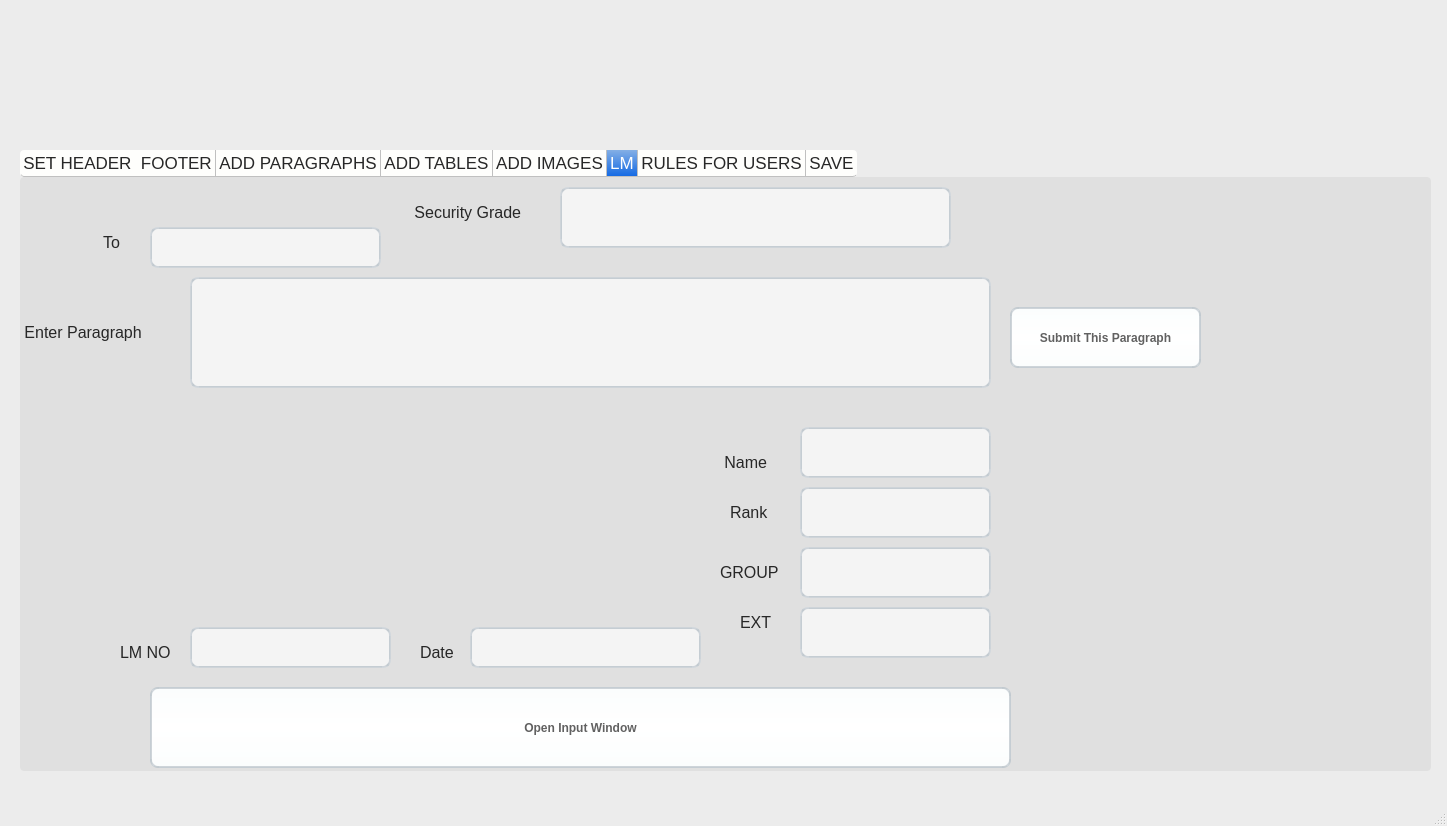
Old version of the form MAIN1.ui in the repository Manfaz-Ali/WORD_AUTOMATE.
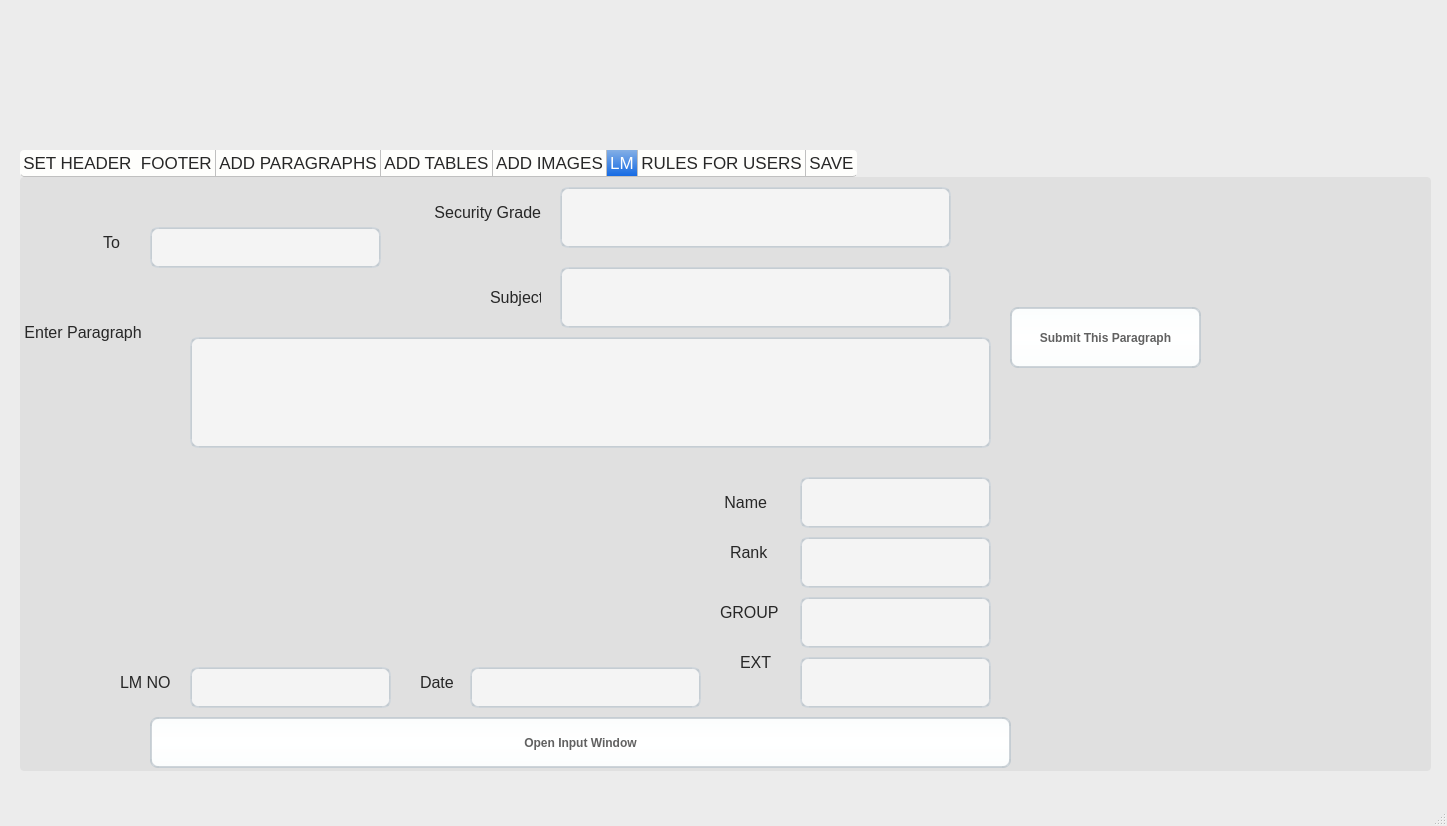
New version of the form. The open tabs and pages were chosen to show the change. Icons and pictures are not drawn.

```diff
--- a/MAIN1.ui
+++ b/MAIN1.ui
@@ -1120,7 +1120,7 @@
       <property name="geometry">
        <rect>
         <x>400</x>
-        <y>460</y>
+        <y>490</y>
         <width>51</width>
         <height>31</height>
        </rect>
@@ -1138,7 +1138,7 @@
       <property name="geometry">
        <rect>
         <x>710</x>
-        <y>320</y>
+        <y>360</y>
         <width>61</width>
         <height>31</height>
        </rect>
@@ -1155,9 +1155,9 @@
      <widget class="QLabel" name="label_14">
       <property name="geometry">
        <rect>
-        <x>390</x>
+        <x>410</x>
         <y>20</y>
-        <width>151</width>
+        <width>111</width>
         <height>31</height>
        </rect>
       </property>
@@ -1174,7 +1174,7 @@
       <property name="geometry">
        <rect>
         <x>450</x>
-        <y>450</y>
+        <y>490</y>
         <width>231</width>
         <height>41</height>
        </rect>
@@ -1194,7 +1194,7 @@
       <property name="geometry">
        <rect>
         <x>170</x>
-        <y>450</y>
+        <y>490</y>
         <width>201</width>
         <height>41</height>
        </rect>
@@ -1235,7 +1235,7 @@
       <property name="geometry">
        <rect>
         <x>700</x>
-        <y>270</y>
+        <y>310</y>
         <width>61</width>
         <height>31</height>
        </rect>
@@ -1253,7 +1253,7 @@
       <property name="geometry">
        <rect>
         <x>780</x>
-        <y>310</y>
+        <y>360</y>
         <width>191</width>
         <height>51</height>
        </rect>
@@ -1263,7 +1263,7 @@
       <property name="geometry">
        <rect>
         <x>780</x>
-        <y>250</y>
+        <y>300</y>
         <width>191</width>
         <height>51</height>
        </rect>
@@ -1276,7 +1276,7 @@
       <property name="geometry">
        <rect>
         <x>170</x>
-        <y>100</y>
+        <y>160</y>
         <width>801</width>
         <height>111</height>
        </rect>
@@ -1286,7 +1286,7 @@
       <property name="geometry">
        <rect>
         <x>100</x>
-        <y>460</y>
+        <y>490</y>
         <width>61</width>
         <height>31</height>
        </rect>
@@ -1322,9 +1322,9 @@
       <property name="geometry">
        <rect>
         <x>130</x>
-        <y>510</y>
+        <y>540</y>
         <width>861</width>
-        <height>81</height>
+        <height>51</height>
        </rect>
       </property>
       <property name="text">
@@ -1348,7 +1348,7 @@
       <property name="geometry">
        <rect>
         <x>780</x>
-        <y>370</y>
+        <y>420</y>
         <width>191</width>
         <height>51</height>
        </rect>
@@ -1358,7 +1358,7 @@
       <property name="geometry">
        <rect>
         <x>720</x>
-        <y>430</y>
+        <y>470</y>
         <width>51</width>
         <height>31</height>
        </rect>
@@ -1376,7 +1376,7 @@
       <property name="geometry">
        <rect>
         <x>780</x>
-        <y>430</y>
+        <y>480</y>
         <width>191</width>
         <height>51</height>
        </rect>
@@ -1386,7 +1386,7 @@
       <property name="geometry">
        <rect>
         <x>700</x>
-        <y>380</y>
+        <y>420</y>
         <width>71</width>
         <height>31</height>
        </rect>
@@ -1400,6 +1400,34 @@
        <string>GROUP</string>
       </property>
      </widget>
+     <widget class="QLineEdit" name="lineEdit_lmSubject">
+      <property name="geometry">
+       <rect>
+        <x>540</x>
+        <y>90</y>
+        <width>391</width>
+        <height>61</height>
+       </rect>
+      </property>
+     </widget>
+     <widget class="QLabel" name="label_21">
+      <property name="geometry">
+       <rect>
+        <x>470</x>
+        <y>110</y>
+        <width>51</width>
+        <height>20</height>
+       </rect>
+      </property>
+      <property name="font">
+       <font>
+        <pointsize>12</pointsize>
+       </font>
+      </property>
+      <property name="text">
+       <string>Subject</string>
+      </property>
+     </widget>
     </widget>
     <widget class="QWidget" name="tab6">
      <attribute name="title">
```
Left out of the diff: 4 changed lines with no effect on the pictures.
